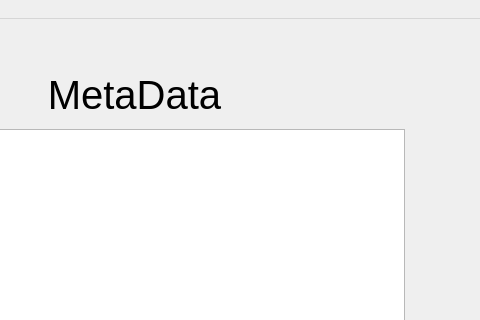
First picture: the form in main.ui, repository lmcteam206/foren, before the edit; both pictures show x 626 to 1106 and y 0 to 320 of the 1106 by 858 pixel window.
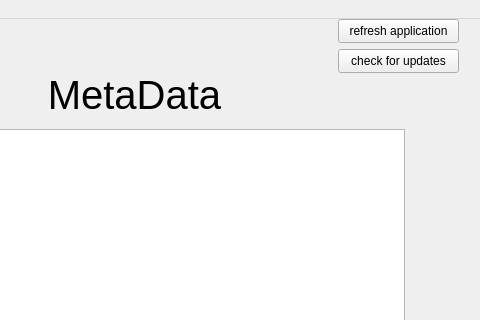
Second picture: the form after the edit.

The edit to the form file:
```diff
--- a/main.ui
+++ b/main.ui
@@ -83,6 +83,32 @@
      </rect>
     </property>
    </widget>
+   <widget class="QPushButton" name="btn_refresh_2">
+    <property name="geometry">
+     <rect>
+      <x>964</x>
+      <y>0</y>
+      <width>121</width>
+      <height>24</height>
+     </rect>
+    </property>
+    <property name="text">
+     <string>refresh application</string>
+    </property>
+   </widget>
+   <widget class="QPushButton" name="btn_check_update_2">
+    <property name="geometry">
+     <rect>
+      <x>964</x>
+      <y>30</y>
+      <width>121</width>
+      <height>24</height>
+     </rect>
+    </property>
+    <property name="text">
+     <string>check for updates</string>
+    </property>
+   </widget>
   </widget>
   <widget class="QMenuBar" name="menubar">
    <property name="geometry">
```
Left out of the diff: 10 changed lines with no effect on the pictures.
